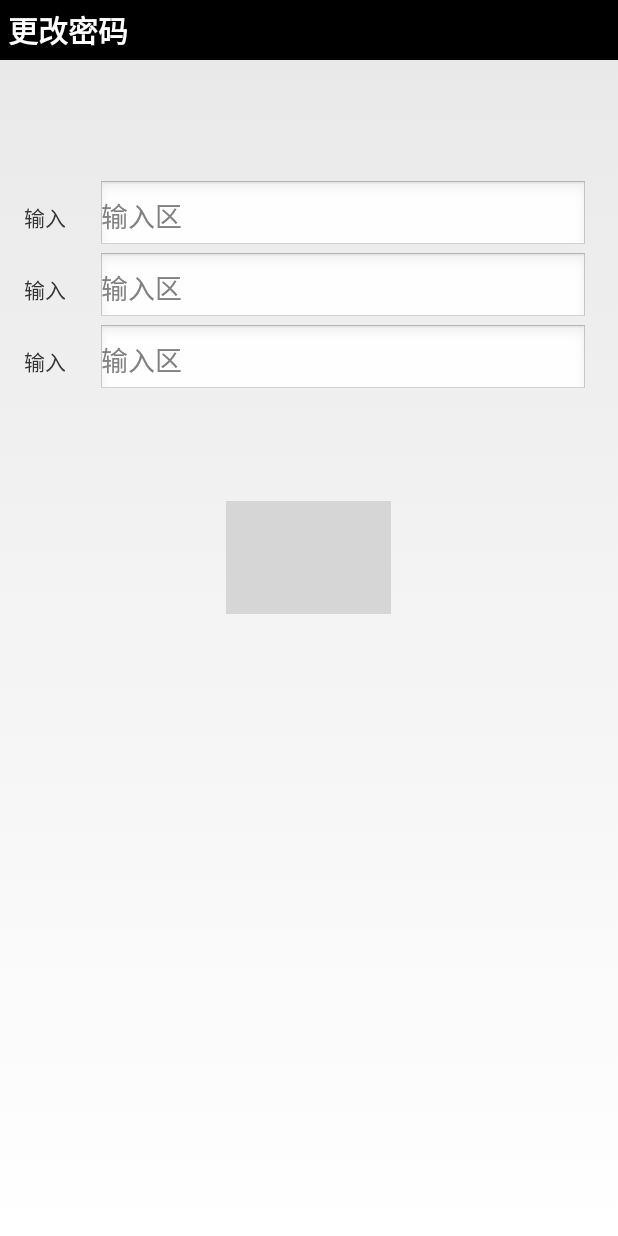
After one commit to ZIP199/MyApplication5, an Android app: the fragment RecoverPasswordStepTwoFragment shown on its own in the app's theme, on a phone screen of 412 x 824 dp. The commit adds this screen. Run offline under Robolectric (Android 15) with nearby library versions, the phone set to English and light mode, and no system bars; grey boxes are pictures that could not be loaded.

Commit message:
第二次提交 1 实现找回密码功能

```diff
--- /dev/null
+++ b/app/src/main/java/com/example/administrator/myapplication/fragment/RecoverPasswordStepTwoFragment.java
@@ -0,0 +1,27 @@
+package com.example.administrator.myapplication.fragment;
+
+
+import android.app.Fragment;
+import android.os.Bundle;
+import android.view.LayoutInflater;
+import android.view.View;
+import android.view.ViewGroup;
+import android.widget.Button;
+import android.widget.TextView;
+
+import com.example.administrator.myapplication.R;
+
+public class RecoverPasswordStepTwoFragment extends Fragment {
+    View view;
+    Button nextStep;
+
+    @Override
+    public View onCreateView(LayoutInflater inflater, ViewGroup container,
+                             Bundle savedInstanceState) {
+        if (view==null) {
+            view=inflater.inflate(R.layout.fragment_password_recover_step2,null);
+        }
+     return  view;
+    }
+
+}
--- a/app/src/main/res/layout/activity_main.xml
+++ b/app/src/main/res/layout/activity_main.xml
@@ -1,13 +1,14 @@
 <?xml version="1.0" encoding="utf-8"?>
-<RelativeLayout xmlns:android="http://schemas.android.com/apk/res/android"
+<RelativeLayout
+    xmlns:android="http://schemas.android.com/apk/res/android"
     xmlns:tools="http://schemas.android.com/tools"
     android:id="@+id/activity_main"
     android:layout_width="match_parent"
     android:layout_height="match_parent"
-    android:paddingBottom="@dimen/activity_vertical_margin"
     android:paddingLeft="@dimen/activity_horizontal_margin"
     android:paddingRight="@dimen/activity_horizontal_margin"
     android:paddingTop="@dimen/activity_vertical_margin"
+    android:paddingBottom="@dimen/activity_vertical_margin"
     tools:context="com.example.administrator.myapplication.BootActivity">
 
     <TextView
--- a/app/src/main/res/layout/fragment_inputcell_simpletext.xml
+++ b/app/src/main/res/layout/fragment_inputcell_simpletext.xml
@@ -4,6 +4,7 @@
     android:layout_height="wrap_content"
     android:layout_marginBottom="4dp"
     android:layout_marginTop="4dp"
+    android:layout_margin="4dp"
     android:orientation="horizontal"
     android:layout_gravity="center"
     >
@@ -11,13 +12,21 @@
     <TextView
         android:id="@+id/tv_label"
         android:layout_width="60dp"
-        android:layout_height="wrap_content" />
+        android:layout_height="wrap_content"
+        android:text="输入"
+        android:textAlignment="center"
+        android:padding="1dp"
+        android:layout_marginRight="5dp"
+        />
 
     <EditText
         android:id="@+id/et_edit"
         android:layout_width="match_parent"
         android:layout_height="wrap_content"
         android:ems="10"
+        android:hint="输入区"
+        android:padding="2dp"
+        android:layout_marginRight="20dp"
         android:inputType="textPassword">
 
     </EditText>
--- /dev/null
+++ b/app/src/main/res/layout/fragment_password_recover_step2.xml
@@ -0,0 +1,55 @@
+<?xml version="1.0" encoding="utf-8"?>
+<LinearLayout xmlns:android="http://schemas.android.com/apk/res/android"
+    xmlns:tools="http://schemas.android.com/tools"
+    android:layout_width="match_parent"
+    android:layout_height="match_parent"
+    android:orientation="vertical"
+
+    >
+
+    <TextView
+        android:id="@+id/textView3"
+        android:layout_width="match_parent"
+        android:layout_height="40dp"
+        android:background="@android:color/background_dark"
+        android:gravity="center_vertical"
+        android:paddingLeft="5dp"
+        android:text="更改密码"
+        android:textColor="@android:color/background_light"
+        android:textSize="20sp"
+        android:textStyle="normal|bold" />
+
+    <fragment
+        android:id="@+id/input_vertify"
+        class="com.example.administrator.myapplication.fragment.SimpleTextCellFragment"
+        android:layout_width="match_parent"
+        android:layout_height="wrap_content"
+        android:layout_marginTop="80dp"
+        tools:layout="@layout/fragment_inputcell_simpletext"></fragment>
+
+    <fragment
+        android:id="@+id/input_password_recover"
+        class="com.example.administrator.myapplication.fragment.SimpleTextCellFragment"
+        android:layout_width="match_parent"
+        android:layout_height="wrap_content"
+        tools:layout="@layout/fragment_inputcell_simpletext"></fragment>
+
+    <fragment
+        android:id="@+id/input_password_recover_repeat"
+        class="com.example.administrator.myapplication.fragment.SimpleTextCellFragment"
+        android:layout_width="match_parent"
+        android:layout_height="wrap_content"
+        tools:layout="@layout/fragment_inputcell_simpletext"></fragment>
+
+    <Button
+        android:text="下一步"
+        android:id="@+id/nextstep2"
+        android:background="@drawable/next"
+        android:textColor="@android:color/background_dark"
+        android:textSize="20sp"
+        android:textStyle="bold"
+        android:layout_gravity="center_horizontal"
+        android:layout_marginTop="70dp"
+        android:layout_width="110dp"
+        android:layout_height="75dp" />
+</LinearLayout>
```
Also changed, not shown: app/src/main/AndroidManifest.xml (+10 -11 lines), app/src/main/java/com/example/administrator/myapplication/HelloWorldActivity.java (+6 -1 lines), app/src/main/java/com/example/administrator/myapplication/LoginActivity.java (+38 -3 lines), app/src/main/java/com/example/administrator/myapplication/RecoverPasswordActivity.java (added, +33 -0 lines), app/src/main/java/com/example/administrator/myapplication/RegisterActivity.java (+6 -2 lines), app/src/main/java/com/example/administrator/myapplication/fragment/RecoverPasswordStepOneFragment.java (added, +61 -0 lines), app/src/main/res/animator/slide_in_left.xml (added, +15 -0 lines), app/src/main/res/animator/slide_in_right.xml (added, +15 -0 lines), app/src/main/res/animator/slide_out_left.xml (added, +15 -0 lines), app/src/main/res/animator/slide_out_right.xml (added, +15 -0 lines), app/src/main/res/layout/activity_login.xml (+42 -32 lines), app/src/main/res/layout/activity_recover_password.xml (added, +15 -0 lines), app/src/main/res/layout/fragment_password_recover_step1.xml (added, +39 -0 lines), app/src/main/res/layout/layout_helloworld.xml (added, +14 -0 lines), 1 more files.
